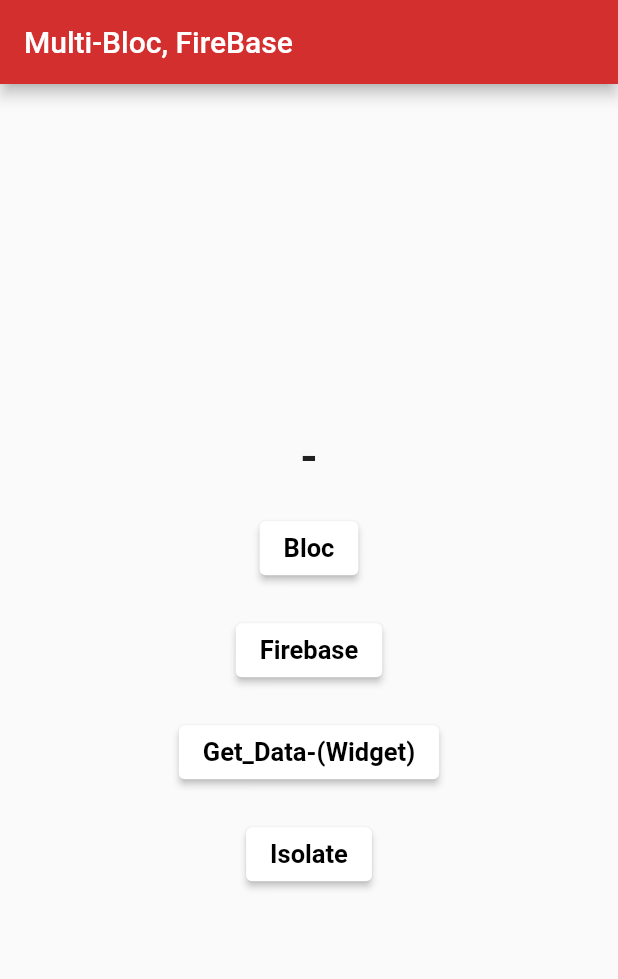
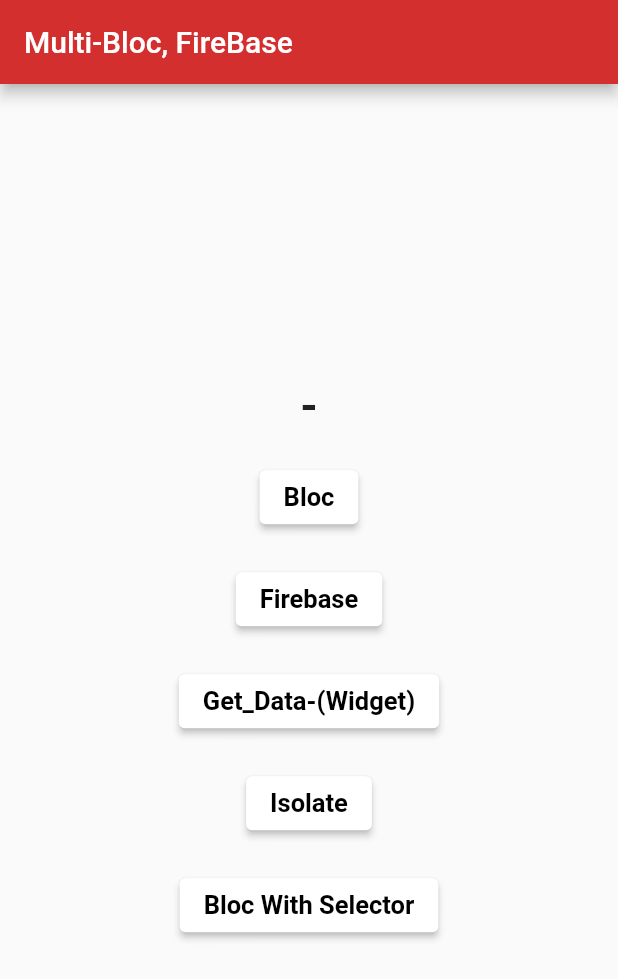
Before and after one commit to dikynugraha1111/Flutter_Multi_Bloc_Plugin, a Flutter app: the screen it shows after launch, on a phone screen of 412 x 824 dp. Shown: the top 979 px of the screen. Run offline on Flutter 3.47's test engine with Material 2 defaults, Android fonts, the phone set to English and light mode, and no system bars; our stand-ins replace bloc, cloud_firestore, connectivity, equatable, firebase_core, flutter_bloc and 2 more; missing offline and left inert: cloud_firestore_web, connectivity_for_web, firebase_core_web; accounts and stored records are empty.

Commit message:
Update Block Selector

```diff
--- a/lib/UI/Bloc_Selector.dart
+++ b/lib/UI/Bloc_Selector_Page.dart
@@ -2,8 +2,8 @@
 import 'package:flutter_bloc/flutter_bloc.dart';
 import 'package:flutterplugin/bloc/user_bloc.dart';
 
-class BlocWithSelector extends StatelessWidget {
-  const BlocWithSelector({Key? key}) : super(key: key);
+class BlockWithSelector extends StatelessWidget {
+  const BlockWithSelector({Key? key}) : super(key: key);
 
   @override
   Widget build(BuildContext context) {
@@ -13,7 +13,7 @@
             selector: (state) => state.user.name,
             builder: (context, nameChange) {
               print("App Bar REFRESH");
-              return new Text("Hallo $nameChange");
+              return Text("Hallo $nameChange");
             }),
         // title: new Text("Hallo "),
       ),
--- a/lib/UI/Main_Page.dart
+++ b/lib/UI/Main_Page.dart
@@ -1,5 +1,6 @@
 import 'package:flutter/material.dart';
 import 'package:flutter_bloc/flutter_bloc.dart';
+import 'package:flutterplugin/UI/Bloc_Selector.dart';
 import 'package:flutterplugin/UI/Change_Pange.dart';
 import 'package:flutterplugin/UI/Isolate.dart';
 import 'package:flutterplugin/UI/Main_On_Off.dart';
@@ -126,6 +127,26 @@
                         fontWeight: FontWeight.w600,
                         fontSize: 17.0),
                   ),
+                ),
+                new SizedBox(
+                  height: 20.0,
+                ),
+                new ElevatedButton(
+                  style: ElevatedButton.styleFrom(
+                      primary: Colors.white, shadowColor: Colors.black),
+                  onPressed: () {
+                    Navigator.of(context).push(
+                        new MaterialPageRoute(builder: (BuildContext context) {
+                      return BlockWithSelector(); //! Ganti Bung
+                    }));
+                  },
+                  child: new Text(
+                    "Bloc With Selector",
+                    style: TextStyle(
+                        color: Colors.black,
+                        fontWeight: FontWeight.w600,
+                        fontSize: 17.0),
+                  ),
                 )
 
                 // new Row(
--- a/lib/bloc/user_state.dart
+++ b/lib/bloc/user_state.dart
@@ -5,7 +5,8 @@
   const UserState(this.user);
 
   @override
-  List<Object> get props => [];
+  List<Object> get props => [user];
+  //todo Ingat Props harus di isi boiii
 }
 
 class UserInitial extends UserState {
--- a/lib/main.dart
+++ b/lib/main.dart
@@ -4,6 +4,7 @@
 import 'package:flutter_bloc/flutter_bloc.dart';
 import 'package:flutterplugin/bloc/color_bloc.dart';
 import 'package:flutterplugin/bloc/counter_bloc.dart';
+import 'package:flutterplugin/bloc/user_bloc.dart';
 import 'package:material_design_icons_flutter/material_design_icons_flutter.dart';
 
 import 'UI/Main_Page.dart';
@@ -25,6 +26,9 @@
           ),
           BlocProvider<ColorBloc>(
             create: (context) => ColorBloc(),
+          ),
+          BlocProvider<UserBloc>(
+            create: (context) => UserBloc(),
           ),
         ],
         child: MaterialApp(
```
Also changed, not shown: 1 other file.
